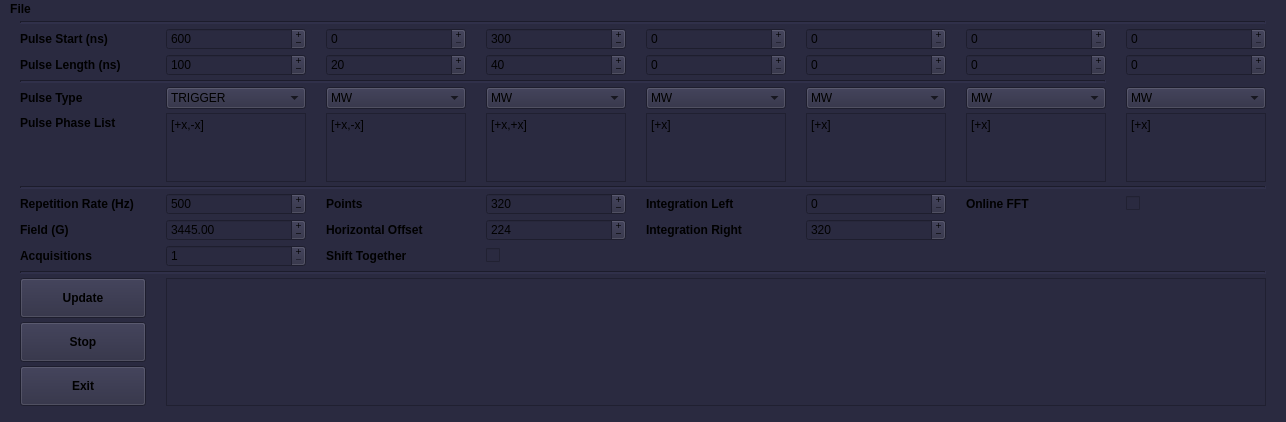
The window that atomize/control_center/gui/phasing_main_window.ui (Anatoly1010/Atomize_NIOCH) describes before a commit, drawn with Qt 5.
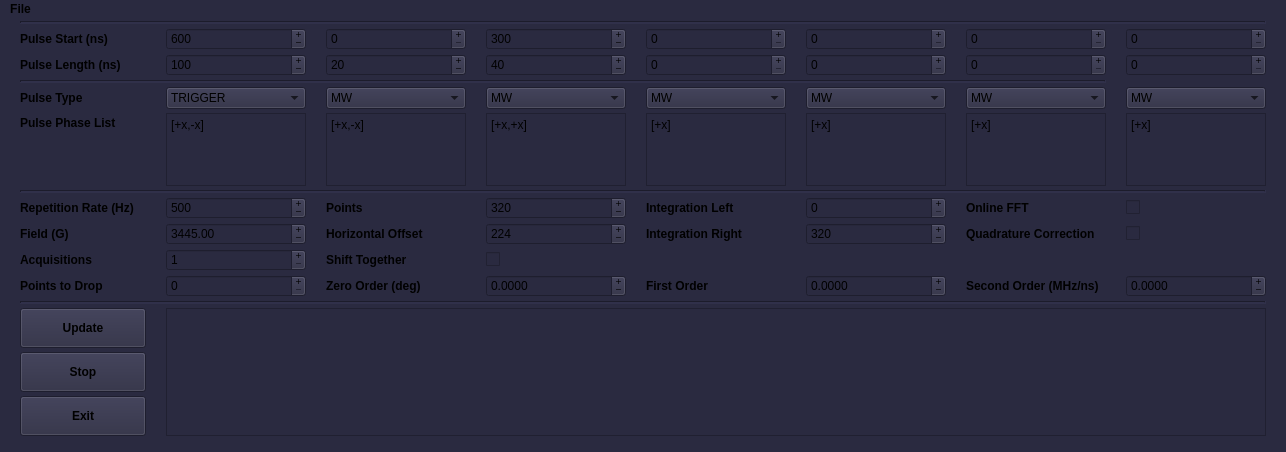
The same window after the commit.

Commit message:
2022-10-17; Several corrections
1) Phase_cor corrected in order to read Echo Detected spectra
2) Phasing; Awg_phasing can show quadrature with phase corrections
3) Experimental scripts improvements
4) Other minor corrections

What changed in the file:
```diff
--- a/atomize/control_center/gui/phasing_main_window.ui
+++ b/atomize/control_center/gui/phasing_main_window.ui
@@ -7,7 +7,7 @@
     <x>0</x>
     <y>0</y>
     <width>1286</width>
-    <height>422</height>
+    <height>452</height>
    </rect>
   </property>
   <property name="sizePolicy">
@@ -19,13 +19,13 @@
   <property name="minimumSize">
    <size>
     <width>1286</width>
-    <height>422</height>
+    <height>452</height>
    </size>
   </property>
   <property name="maximumSize">
    <size>
     <width>1286</width>
-    <height>422</height>
+    <height>452</height>
    </size>
   </property>
   <property name="sizeIncrement">
@@ -56,13 +56,13 @@
    <property name="minimumSize">
     <size>
      <width>1286</width>
-     <height>400</height>
+     <height>430</height>
     </size>
    </property>
    <property name="maximumSize">
     <size>
      <width>1286</width>
-     <height>400</height>
+     <height>430</height>
     </size>
    </property>
    <layout class="QHBoxLayout" name="horizontalLayout">
@@ -70,7 +70,7 @@
      <number>2</number>
     </property>
     <item>
-     <layout class="QGridLayout" name="gridLayout" rowstretch="0,0,0,0,0,0,0,0,0,0,0,0,0,0,0" columnstretch="0,0,0,0,0,0,0,0">
+     <layout class="QGridLayout" name="gridLayout" rowstretch="0,0,0,0,0,0,0,0,0,0,0,0,0,0,0,0" columnstretch="0,0,0,0,0,0,0,0">
       <property name="sizeConstraint">
        <enum>QLayout::SetDefaultConstraint</enum>
       </property>
@@ -92,6 +92,56 @@
       <property name="verticalSpacing">
        <number>4</number>
       </property>
+      <item row="14" column="0">
+       <widget class="QPushButton" name="button_stop">
+        <property name="minimumSize">
+         <size>
+          <width>0</width>
+          <height>40</height>
+         </size>
+        </property>
+        <property name="font">
+         <font>
+          <weight>75</weight>
+          <bold>true</bold>
+         </font>
+        </property>
+        <property name="contextMenuPolicy">
+         <enum>Qt::NoContextMenu</enum>
+        </property>
+        <property name="text">
+         <string>Stop</string>
+        </property>
+       </widget>
+      </item>
+      <item row="5" column="7" rowspan="2">
+       <widget class="QPlainTextEdit" name="Phase_7">
+        <property name="sizePolicy">
+         <sizepolicy hsizetype="Fixed" vsizetype="Fixed">
+          <horstretch>0</horstretch>
+          <verstretch>0</verstretch>
+         </sizepolicy>
+        </property>
+        <property name="maximumSize">
+         <size>
+          <width>140</width>
+          <height>80</height>
+         </size>
+        </property>
+        <property name="contextMenuPolicy">
+         <enum>Qt::NoContextMenu</enum>
+        </property>
+        <property name="verticalScrollBarPolicy">
+         <enum>Qt::ScrollBarAlwaysOff</enum>
+        </property>
+        <property name="horizontalScrollBarPolicy">
+         <enum>Qt::ScrollBarAlwaysOff</enum>
+        </property>
+        <property name="plainText">
+         <string>[+x]</string>
+        </property>
+       </widget>
+      </item>
       <item row="2" column="5">
        <widget class="QSpinBox" name="P5_len">
         <property name="contextMenuPolicy">
@@ -151,7 +201,26 @@
          <bool>false</bool>
         </property>
         <property name="maximum">
-         <number>10000</number>
+         <number>4000000</number>
+        </property>
+        <property name="singleStep">
+         <number>2</number>
+        </property>
+       </widget>
+      </item>
+      <item row="1" column="4">
+       <widget class="QSpinBox" name="P4_st">
+        <property name="contextMenuPolicy">
+         <enum>Qt::NoContextMenu</enum>
+        </property>
+        <property name="buttonSymbols">
+         <enum>QAbstractSpinBox::PlusMinus</enum>
+        </property>
+        <property name="keyboardTracking">
+         <bool>false</bool>
+        </property>
+        <property name="maximum">
+         <number>4000000</number>
         </property>
         <property name="singleStep">
          <number>2</number>
@@ -183,66 +252,6 @@
         </property>
        </widget>
       </item>
-      <item row="1" column="4">
-       <widget class="QSpinBox" name="P4_st">
-        <property name="contextMenuPolicy">
-         <enum>Qt::NoContextMenu</enum>
-        </property>
-        <property name="buttonSymbols">
-         <enum>QAbstractSpinBox::PlusMinus</enum>
-        </property>
-        <property name="keyboardTracking">
-         <bool>false</bool>
-        </property>
-        <property name="maximum">
-         <number>10000</number>
-        </property>
-        <property name="singleStep">
-         <number>2</number>
-        </property>
-       </widget>
-      </item>
-      <item row="2" column="4">
-       <widget class="QSpinBox" name="P4_len">
-        <property name="contextMenuPolicy">
-         <enum>Qt::NoContextMenu</enum>
-        </property>
-        <property name="buttonSymbols">
-         <enum>QAbstractSpinBox::PlusMinus</enum>
-        </property>
-        <property name="keyboardTracking">
-         <bool>false</bool>
-        </property>
-        <property name="maximum">
-         <number>1900</number>
-        </property>
-        <property name="singleStep">
-         <number>2</number>
-        </property>
-       </widget>
-      </item>
-      <item row="2" column="3">
-       <widget class="QSpinBox" name="P3_len">
-        <property name="contextMenuPolicy">
-         <enum>Qt::NoContextMenu</enum>
-        </property>
-        <property name="buttonSymbols">
-         <enum>QAbstractSpinBox::PlusMinus</enum>
-        </property>
-        <property name="keyboardTracking">
-         <bool>false</bool>
-        </property>
-        <property name="maximum">
-         <number>1900</number>
-        </property>
-        <property name="singleStep">
-         <number>2</number>
-        </property>
-        <property name="value">
-         <number>40</number>
-        </property>
-       </widget>
-      </item>
       <item row="6" column="0">
        <spacer name="verticalSpacer">
         <property name="orientation">
@@ -259,37 +268,44 @@
         </property>
        </spacer>
       </item>
-      <item row="5" column="1" rowspan="2">
-       <widget class="QPlainTextEdit" name="Phase_1">
-        <property name="sizePolicy">
-         <sizepolicy hsizetype="Fixed" vsizetype="Fixed">
-          <horstretch>0</horstretch>
-          <verstretch>0</verstretch>
-         </sizepolicy>
+      <item row="2" column="4">
+       <widget class="QSpinBox" name="P4_len">
+        <property name="contextMenuPolicy">
+         <enum>Qt::NoContextMenu</enum>
         </property>
-        <property name="maximumSize">
-         <size>
-          <width>140</width>
-          <height>80</height>
-         </size>
+        <property name="buttonSymbols">
+         <enum>QAbstractSpinBox::PlusMinus</enum>
         </property>
+        <property name="keyboardTracking">
+         <bool>false</bool>
+        </property>
+        <property name="maximum">
+         <number>1900</number>
+        </property>
+        <property name="singleStep">
+         <number>2</number>
+        </property>
+       </widget>
+      </item>
+      <item row="2" column="3">
+       <widget class="QSpinBox" name="P3_len">
         <property name="contextMenuPolicy">
          <enum>Qt::NoContextMenu</enum>
         </property>
-        <property name="verticalScrollBarPolicy">
-         <enum>Qt::ScrollBarAlwaysOff</enum>
+        <property name="buttonSymbols">
+         <enum>QAbstractSpinBox::PlusMinus</enum>
         </property>
-        <property name="horizontalScrollBarPolicy">
-         <enum>Qt::ScrollBarAlwaysOff</enum>
-        </property>
-        <property name="readOnly">
+        <property name="keyboardTracking">
          <bool>false</bool>
         </property>
-        <property name="plainText">
-         <string>[+x,-x]</string>
+        <property name="maximum">
+         <number>1900</number>
         </property>
-        <property name="tabStopWidth">
-         <number>10</number>
+        <property name="singleStep">
+         <number>2</number>
+        </property>
+        <property name="value">
+         <number>40</number>
         </property>
        </widget>
       </item>
@@ -326,6 +342,40 @@
         </property>
        </widget>
       </item>
+      <item row="5" column="1" rowspan="2">
+       <widget class="QPlainTextEdit" name="Phase_1">
+        <property name="sizePolicy">
+         <sizepolicy hsizetype="Fixed" vsizetype="Fixed">
+          <horstretch>0</horstretch>
+          <verstretch>0</verstretch>
+         </sizepolicy>
+        </property>
+        <property name="maximumSize">
+         <size>
+          <width>140</width>
+          <height>80</height>
+         </size>
+        </property>
+        <property name="contextMenuPolicy">
+         <enum>Qt::NoContextMenu</enum>
+        </property>
+        <property name="verticalScrollBarPolicy">
+         <enum>Qt::ScrollBarAlwaysOff</enum>
+        </property>
+        <property name="horizontalScrollBarPolicy">
+         <enum>Qt::ScrollBarAlwaysOff</enum>
+        </property>
+        <property name="readOnly">
+         <bool>false</bool>
+        </property>
+        <property name="plainText">
+         <string>[+x,-x]</string>
+        </property>
+        <property name="tabStopWidth">
+         <number>10</number>
+        </property>
+       </widget>
+      </item>
       <item row="5" column="2" rowspan="2">
        <widget class="QPlainTextEdit" name="Phase_2">
         <property name="sizePolicy">
@@ -354,6 +404,34 @@
         </property>
        </widget>
       </item>
+      <item row="5" column="4" rowspan="2">
+       <widget class="QPlainTextEdit" name="Phase_4">
+        <property name="sizePolicy">
+         <sizepolicy hsizetype="Fixed" vsizetype="Fixed">
+          <horstretch>0</horstretch>
+          <verstretch>0</verstretch>
+         </sizepolicy>
+        </property>
+        <property name="maximumSize">
+         <size>
+          <width>140</width>
+          <height>80</height>
+         </size>
+        </property>
+        <property name="contextMenuPolicy">
+         <enum>Qt::NoContextMenu</enum>
+        </property>
+        <property name="verticalScrollBarPolicy">
+         <enum>Qt::ScrollBarAlwaysOff</enum>
+        </property>
+        <property name="horizontalScrollBarPolicy">
+         <enum>Qt::ScrollBarAlwaysOff</enum>
+        </property>
+        <property name="plainText">
+         <string>[+x]</string>
+        </property>
+       </widget>
+      </item>
       <item row="1" column="3">
        <widget class="QSpinBox" name="P3_st">
         <property name="contextMenuPolicy">
@@ -366,7 +444,7 @@
          <bool>false</bool>
         </property>
         <property name="maximum">
-         <number>10000</number>
+         <number>4000000</number>
         </property>
         <property name="singleStep">
          <number>2</number>
@@ -376,32 +454,32 @@
         </property>
        </widget>
       </item>
-      <item row="5" column="4" rowspan="2">
-       <widget class="QPlainTextEdit" name="Phase_4">
+      <item row="4" column="2">
+       <widget class="QComboBox" name="P2_type">
         <property name="sizePolicy">
-         <sizepolicy hsizetype="Fixed" vsizetype="Fixed">
+         <sizepolicy hsizetype="Minimum" vsizetype="Fixed">
           <horstretch>0</horstretch>
           <verstretch>0</verstretch>
          </sizepolicy>
         </property>
-        <property name="maximumSize">
-         <size>
-          <width>140</width>
-          <height>80</height>
-         </size>
-        </property>
         <property name="contextMenuPolicy">
          <enum>Qt::NoContextMenu</enum>
         </property>
-        <property name="verticalScrollBarPolicy">
-         <enum>Qt::ScrollBarAlwaysOff</enum>
-        </property>
-        <property name="horizontalScrollBarPolicy">
-         <enum>Qt::ScrollBarAlwaysOff</enum>
-        </property>
-        <property name="plainText">
-         <string>[+x]</string>
-        </property>
+        <item>
+         <property name="text">
+          <string>MW</string>
+         </property>
+        </item>
+        <item>
+         <property name="text">
+          <string>LASER</string>
+         </property>
+        </item>
+        <item>
+         <property name="text">
+          <string>TRIGGER</string>
+         </property>
+        </item>
        </widget>
       </item>
       <item row="2" column="1">
@@ -445,34 +523,6 @@
         </property>
        </widget>
       </item>
-      <item row="4" column="2">
-       <widget class="QComboBox" name="P2_type">
-        <property name="sizePolicy">
-         <sizepolicy hsizetype="Minimum" vsizetype="Fixed">
-          <horstretch>0</horstretch>
-          <verstretch>0</verstretch>
-         </sizepolicy>
-        </property>
-        <property name="contextMenuPolicy">
-         <enum>Qt::NoContextMenu</enum>
-        </property>
-        <item>
-         <property name="text">
-          <string>MW</string>
-         </property>
-        </item>
-        <item>
-         <property name="text">
-          <string>LASER</string>
-         </property>
-        </item>
-        <item>
-         <property name="text">
-          <string>TRIGGER</string>
-         </property>
-        </item>
-       </widget>
-      </item>
       <item row="1" column="2">
        <widget class="QSpinBox" name="P2_st">
         <property name="contextMenuPolicy">
@@ -494,49 +544,57 @@
          <number>0</number>
         </property>
         <property name="maximum">
-         <number>10000</number>
+         <number>4000000</number>
         </property>
         <property name="singleStep">
          <number>2</number>
         </property>
        </widget>
       </item>
-      <item row="5" column="7" rowspan="2">
-       <widget class="QPlainTextEdit" name="Phase_7">
-        <property name="sizePolicy">
-         <sizepolicy hsizetype="Fixed" vsizetype="Fixed">
-          <horstretch>0</horstretch>
-          <verstretch>0</verstretch>
-         </sizepolicy>
+      <item row="9" column="4">
+       <widget class="QLabel" name="label_12">
+        <property name="font">
+         <font>
+          <weight>75</weight>
+          <bold>true</bold>
+         </font>
         </property>
-        <property name="maximumSize">
-         <size>
-          <width>140</width>
-          <height>80</height>
-         </size>
+        <property name="contextMenuPolicy">
+         <enum>Qt::NoContextMenu</enum>
         </property>
+        <property name="text">
+         <string>Integration Right</string>
+        </property>
+       </widget>
+      </item>
+      <item row="8" column="5">
+       <widget class="QSpinBox" name="Win_left">
         <property name="contextMenuPolicy">
          <enum>Qt::NoContextMenu</enum>
         </property>
-        <property name="verticalScrollBarPolicy">
-         <enum>Qt::ScrollBarAlwaysOff</enum>
+        <property name="buttonSymbols">
+         <enum>QAbstractSpinBox::PlusMinus</enum>
         </property>
-        <property name="horizontalScrollBarPolicy">
-         <enum>Qt::ScrollBarAlwaysOff</enum>
+        <property name="keyboardTracking">
+         <bool>false</bool>
         </property>
-        <property name="plainText">
-         <string>[+x]</string>
+        <property name="maximum">
+         <number>6400</number>
         </property>
        </widget>
       </item>
-      <item row="13" column="0">
-       <widget class="QPushButton" name="button_stop">
-        <property name="minimumSize">
-         <size>
-          <width>0</width>
-          <height>40</height>
-         </size>
+      <item row="12" column="0" colspan="8">
+       <widget class="Line" name="line_3">
+        <property name="lineWidth">
+         <number>2</number>
         </property>
+        <property name="orientation">
+         <enum>Qt::Horizontal</enum>
+        </property>
+       </widget>
+      </item>
+      <item row="4" column="0">
+       <widget class="QLabel" name="label_3">
         <property name="font">
          <font>
           <weight>75</weight>
@@ -547,7 +605,7 @@
          <enum>Qt::NoContextMenu</enum>
         </property>
         <property name="text">
-         <string>Stop</string>
+         <string>Pulse Type</string>
         </property>
        </widget>
       </item>
@@ -585,24 +643,8 @@
         </property>
        </widget>
       </item>
-      <item row="4" column="0">
-       <widget class="QLabel" name="label_3">
-        <property name="font">
-         <font>
-          <weight>75</weight>
-          <bold>true</bold>
-         </font>
-        </property>
-        <property name="contextMenuPolicy">
-         <enum>Qt::NoContextMenu</enum>
-        </property>
-        <property name="text">
-         <string>Pulse Type</string>
-        </property>
-       </widget>
-      </item>
-      <item row="11" column="0" colspan="8">
-       <widget class="Line" name="line_3">
+      <item row="0" column="0" colspan="8">
+       <widget class="Line" name="line_2">
         <property name="lineWidth">
          <number>2</number>
         </property>
@@ -611,6 +653,21 @@
         </property>
        </widget>
       </item>
+      <item row="4" column="1">
+       <widget class="QComboBox" name="P1_type">
+        <property name="contextMenuPolicy">
+         <enum>Qt::NoContextMenu</enum>
+        </property>
+        <property name="currentIndex">
+         <number>0</number>
+        </property>
+        <item>
+         <property name="text">
+          <string>TRIGGER</string>
+         </property>
+        </item>
+       </widget>
+      </item>
       <item row="5" column="6" rowspan="2">
        <widget class="QPlainTextEdit" name="Phase_6">
         <property name="sizePolicy">
@@ -639,36 +696,6 @@
         </property>
        </widget>
       </item>
-      <item row="4" column="1">
-       <widget class="QComboBox" name="P1_type">
-        <property name="contextMenuPolicy">
-         <enum>Qt::NoContextMenu</enum>
-        </property>
-        <property name="currentIndex">
-         <number>1</number>
-        </property>
-        <item>
-         <property name="text">
-          <string>MW</string>
-         </property>
-        </item>
-        <item>
-         <property name="text">
-          <string>TRIGGER</string>
-         </property>
-        </item>
-       </widget>
-      </item>
-      <item row="0" column="0" colspan="8">
-       <widget class="Line" name="line_2">
-        <property name="lineWidth">
-         <number>2</number>
-        </property>
-        <property name="orientation">
-         <enum>Qt::Horizontal</enum>
-        </property>
-       </widget>
-      </item>
       <item row="9" column="1">
        <widget class="QDoubleSpinBox" name="Field">
         <property name="contextMenuPolicy">
@@ -705,53 +732,15 @@
         <property name="buttonSymbols">
          <enum>QAbstractSpinBox::PlusMinus</enum>
         </property>
-        <property name="maximum">
-         <number>1900</number>
-        </property>
-        <property name="singleStep">
-         <number>2</number>
-        </property>
-       </widget>
-      </item>
-      <item row="1" column="7">
-       <widget class="QSpinBox" name="P7_st">
-        <property name="contextMenuPolicy">
-         <enum>Qt::NoContextMenu</enum>
-        </property>
-        <property name="buttonSymbols">
-         <enum>QAbstractSpinBox::PlusMinus</enum>
-        </property>
-        <property name="maximum">
-         <number>10000</number>
-        </property>
-        <property name="singleStep">
-         <number>2</number>
-        </property>
-       </widget>
-      </item>
-      <item row="2" column="2">
-       <widget class="QSpinBox" name="P2_len">
-        <property name="contextMenuPolicy">
-         <enum>Qt::NoContextMenu</enum>
-        </property>
-        <property name="buttonSymbols">
-         <enum>QAbstractSpinBox::PlusMinus</enum>
-        </property>
         <property name="keyboardTracking">
          <bool>false</bool>
         </property>
-        <property name="minimum">
-         <number>0</number>
-        </property>
         <property name="maximum">
          <number>1900</number>
         </property>
         <property name="singleStep">
          <number>2</number>
         </property>
-        <property name="value">
-         <number>20</number>
-        </property>
        </widget>
       </item>
       <item row="1" column="0">
@@ -771,6 +760,50 @@
         </property>
        </widget>
       </item>
+      <item row="2" column="2">
+       <widget class="QSpinBox" name="P2_len">
+        <property name="contextMenuPolicy">
+         <enum>Qt::NoContextMenu</enum>
+        </property>
+        <property name="buttonSymbols">
+         <enum>QAbstractSpinBox::PlusMinus</enum>
+        </property>
+        <property name="keyboardTracking">
+         <bool>false</bool>
+        </property>
+        <property name="minimum">
+         <number>0</number>
+        </property>
+        <property name="maximum">
+         <number>1900</number>
+        </property>
+        <property name="singleStep">
+         <number>2</number>
+        </property>
+        <property name="value">
+         <number>20</number>
+        </property>
+       </widget>
+      </item>
+      <item row="1" column="7">
+       <widget class="QSpinBox" name="P7_st">
+        <property name="contextMenuPolicy">
+         <enum>Qt::NoContextMenu</enum>
+        </property>
+        <property name="buttonSymbols">
+         <enum>QAbstractSpinBox::PlusMinus</enum>
+        </property>
+        <property name="keyboardTracking">
+         <bool>false</bool>
+        </property>
+        <property name="maximum">
+         <number>4000000</number>
+        </property>
+        <property name="singleStep">
+         <number>2</number>
+        </property>
+       </widget>
+      </item>
       <item row="1" column="5">
        <widget class="QSpinBox" name="P5_st">
         <property name="contextMenuPolicy">
@@ -783,7 +816,7 @@
          <bool>false</bool>
         </property>
         <property name="maximum">
-         <number>10000</number>
+         <number>4000000</number>
         </property>
         <property name="singleStep">
          <number>2</number>
@@ -819,7 +852,7 @@
          <bool>false</bool>
         </property>
         <property name="maximum">
-         <number>50000</number>
+         <number>4000000</number>
         </property>
         <property name="singleStep">
          <number>2</number>
@@ -848,25 +881,6 @@
         </property>
        </widget>
       </item>
-      <item row="12" column="1" rowspan="3" colspan="7">
-       <widget class="QPlainTextEdit" name="errors">
-        <property name="font">
-         <font>
-          <weight>50</weight>
-          <bold>false</bold>
-         </font>
-        </property>
-        <property name="contextMenuPolicy">
-         <enum>Qt::NoContextMenu</enum>
-        </property>
-        <property name="readOnly">
-         <bool>true</bool>
-        </property>
-        <property name="textInteractionFlags">
-         <set>Qt::NoTextInteraction</set>
-        </property>
-       </widget>
-      </item>
       <item row="5" column="0">
        <widget class="QLabel" name="label_6">
         <property name="font">
@@ -913,6 +927,25 @@
         </item>
        </widget>
       </item>
+      <item row="13" column="1" rowspan="3" colspan="7">
+       <widget class="QPlainTextEdit" name="errors">
+        <property name="font">
+         <font>
+          <weight>50</weight>
+          <bold>false</bold>
+         </font>
+        </property>
+        <property name="contextMenuPolicy">
+         <enum>Qt::NoContextMenu</enum>
+        </property>
+        <property name="readOnly">
+         <bool>true</bool>
+        </property>
+        <property name="textInteractionFlags">
+         <set>Qt::NoTextInteraction</set>
+        </property>
+       </widget>
+      </item>
       <item row="4" column="7">
        <widget class="QComboBox" name="P7_type">
         <property name="contextMenuPolicy">
@@ -930,17 +963,7 @@
         </item>
        </widget>
       </item>
-      <item row="7" column="0" colspan="8">
-       <widget class="Line" name="line_4">
-        <property name="lineWidth">
-         <number>2</number>
-        </property>
-        <property name="orientation">
-         <enum>Qt::Horizontal</enum>
-        </property>
-       </widget>
-      </item>
-      <item row="12" column="0">
+      <item row="13" column="0">
        <widget class="QPushButton" name="button_update">
         <property name="minimumSize">
          <size>
@@ -962,42 +985,13 @@
         </property>
        </widget>
       </item>
-      <item row="4" column="4">
-       <widget class="QComboBox" name="P4_type">
-        <property name="contextMenuPolicy">
-         <enum>Qt::NoContextMenu</enum>
+      <item row="7" column="0" colspan="8">
+       <widget class="Line" name="line_4">
+        <property name="lineWidth">
+         <number>2</number>
         </property>
-        <item>
-         <property name="text">
-          <string>MW</string>
-         </property>
-        </item>
-        <item>
-         <property name="text">
-          <string>TRIGGER</string>
-         </property>
-        </item>
-       </widget>
-      </item>
-      <item row="14" column="0">
-       <widget class="QPushButton" name="button_off">
-        <property name="minimumSize">
-         <size>
-          <width>0</width>
-          <height>40</height>
-         </size>
-        </property>
-        <property name="font">
-         <font>
-          <weight>75</weight>
-          <bold>true</bold>
-         </font>
-        </property>
-        <property name="contextMenuPolicy">
-         <enum>Qt::NoContextMenu</enum>
-        </property>
-        <property name="text">
-         <string>Exit</string>
+        <property name="orientation">
+         <enum>Qt::Horizontal</enum>
         </property>
        </widget>
       </item>
@@ -1033,6 +1027,61 @@
         </property>
        </widget>
       </item>
+      <item row="4" column="4">
+       <widget class="QComboBox" name="P4_type">
+        <property name="contextMenuPolicy">
+         <enum>Qt::NoContextMenu</enum>
+        </property>
+        <item>
+         <property name="text">
+          <string>MW</string>
+         </property>
+        </item>
+        <item>
+         <property name="text">
+          <string>TRIGGER</string>
+         </property>
+        </item>
+       </widget>
+      </item>
+      <item row="15" column="0">
+       <widget class="QPushButton" name="button_off">
+        <property name="minimumSize">
+         <size>
+          <width>0</width>
+          <height>40</height>
+         </size>
+        </property>
+        <property name="font">
+         <font>
+          <weight>75</weight>
+          <bold>true</bold>
+         </font>
+        </property>
+        <property name="contextMenuPolicy">
+         <enum>Qt::NoContextMenu</enum>
+        </property>
+        <property name="text">
+         <string>Exit</string>
+        </property>
+       </widget>
+      </item>
+      <item row="9" column="2">
+       <widget class="QLabel" name="label_9">
+        <property name="font">
+         <font>
+          <weight>75</weight>
+          <bold>true</bold>
+         </font>
+        </property>
+        <property name="contextMenuPolicy">
+         <enum>Qt::NoContextMenu</enum>
+        </property>
+        <property name="text">
+         <string>Horizontal Offset</string>
+        </property>
+       </widget>
+      </item>
       <item row="10" column="1">
        <widget class="QSpinBox" name="Acq_number">
         <property name="contextMenuPolicy">
@@ -1068,47 +1117,6 @@
         </property>
        </widget>
       </item>
-      <item row="9" column="2">
-       <widget class="QLabel" name="label_9">
-        <property name="font">
-         <font>
-          <weight>75</weight>
-          <bold>true</bold>
-         </font>
-        </property>
-        <property name="contextMenuPolicy">
-         <enum>Qt::NoContextMenu</enum>
-        </property>
-        <property name="text">
-         <string>Horizontal Offset</string>
-        </property>
-       </widget>
-      </item>
-      <item row="8" column="3">
-       <widget class="QSpinBox" name="Timescale">
-        <property name="contextMenuPolicy">
-         <enum>Qt::NoContextMenu</enum>
-        </property>
-        <property name="buttonSymbols">
-         <enum>QAbstractSpinBox::PlusMinus</enum>
-        </property>
-        <property name="keyboardTracking">
-         <bool>false</bool>
-        </property>
-        <property name="minimum">
-         <number>32</number>
-        </property>
-        <property name="maximum">
-         <number>10000</number>
-        </property>
-        <property name="singleStep">
-         <number>16</number>
-        </property>
-        <property name="value">
-         <number>320</number>
-        </property>
-       </widget>
-      </item>
       <item row="9" column="3">
        <widget class="QSpinBox" name="Hor_offset">
         <property name="contextMenuPolicy">
@@ -1134,6 +1142,47 @@
         </property>
        </widget>
       </item>
+      <item row="8" column="3">
+       <widget class="QSpinBox" name="Timescale">
+        <property name="contextMenuPolicy">
+         <enum>Qt::NoContextMenu</enum>
+        </property>
+        <property name="buttonSymbols">
+         <enum>QAbstractSpinBox::PlusMinus</enum>
+        </property>
+        <property name="keyboardTracking">
+         <bool>false</bool>
+        </property>
+        <property name="minimum">
+         <number>32</number>
+        </property>
+        <property name="maximum">
+         <number>10000</number>
+        </property>
+        <property name="singleStep">
+         <number>16</number>
+        </property>
+        <property name="value">
+         <number>320</number>
+        </property>
+       </widget>
+      </item>
+      <item row="8" column="4">
+       <widget class="QLabel" name="label_11">
+        <property name="font">
+         <font>
+          <weight>75</weight>
+          <bold>true</bold>
+         </font>
+        </property>
+        <property name="contextMenuPolicy">
+         <enum>Qt::NoContextMenu</enum>
+        </property>
+        <property name="text">
+         <string>Integration Left</string>
+        </property>
+       </widget>
+      </item>
       <item row="10" column="3">
        <widget class="QCheckBox" name="shift_box">
         <property name="contextMenuPolicy">
@@ -1160,8 +1209,8 @@
         </property>
        </widget>
       </item>
-      <item row="8" column="4">
-       <widget class="QLabel" name="label_11">
+      <item row="8" column="6">
+       <widget class="QLabel" name="label_13">
         <property name="font">
          <font>
           <weight>75</weight>
@@ -1172,39 +1221,7 @@
          <enum>Qt::NoContextMenu</enum>
         </property>
         <property name="text">
-         <string>Integration Left</string>
-        </property>
-       </widget>
-      </item>
-      <item row="9" column="4">
-       <widget class="QLabel" name="label_12">
-        <property name="font">
-         <font>
-          <weight>75</weight>
-          <bold>true</bold>
-         </font>
-        </property>
-        <property name="contextMenuPolicy">
-         <enum>Qt::NoContextMenu</enum>
-        </property>
-        <property name="text">
-         <string>Integration Right</string>
-        </property>
-       </widget>
-      </item>
-      <item row="8" column="5">
-       <widget class="QSpinBox" name="Win_left">
-        <property name="contextMenuPolicy">
-         <enum>Qt::NoContextMenu</enum>
-        </property>
-        <property name="buttonSymbols">
-         <enum>QAbstractSpinBox::PlusMinus</enum>
-        </property>
-        <property name="keyboardTracking">
-         <bool>false</bool>
-        </property>
-        <property name="maximum">
-         <number>6400</number>
+         <string>Online FFT</string>
         </property>
        </widget>
       </item>
@@ -1237,19 +1254,154 @@
         </property>
        </widget>
       </item>
-      <item row="8" column="6">
-       <widget class="QLabel" name="label_13">
+      <item row="11" column="0">
+       <widget class="QLabel" name="label_14">
         <property name="font">
          <font>
           <weight>75</weight>
           <bold>true</bold>
          </font>
         </property>
-        <property name="contextMenuPolicy">
-         <enum>Qt::NoContextMenu</enum>
+        <property name="text">
+         <string>Points to Drop</string>
         </property>
+       </widget>
+      </item>
+      <item row="11" column="2">
+       <widget class="QLabel" name="label_15">
+        <property name="font">
+         <font>
+          <weight>75</weight>
+          <bold>true</bold>
+         </font>
+        </property>
         <property name="text">
-         <string>Online FFT</string>
+         <string>Zero Order (deg)</string>
+        </property>
+       </widget>
+      </item>
+      <item row="11" column="4">
+       <widget class="QLabel" name="label_16">
+        <property name="font">
+         <font>
+          <weight>75</weight>
+          <bold>true</bold>
+         </font>
+        </property>
+        <property name="text">
+         <string>First Order</string>
+        </property>
+       </widget>
+      </item>
+      <item row="11" column="6">
+       <widget class="QLabel" name="label_17">
+        <property name="font">
+         <font>
+          <weight>75</weight>
+          <bold>true</bold>
+         </font>
+        </property>
+        <property name="text">
+         <string>Second Order (MHz/ns)</string>
+        </property>
+       </widget>
+      </item>
+      <item row="9" column="6">
+       <widget class="QLabel" name="label_18">
+        <property name="font">
+         <font>
+          <weight>75</weight>
+          <bold>true</bold>
+         </font>
+        </property>
+        <property name="text">
+         <string>Quadrature Correction</string>
+        </property>
+       </widget>
+      </item>
+      <item row="9" column="7">
+       <widget class="QCheckBox" name="Quad_cor">
+        <property name="text">
+         <string/>
+        </property>
+       </widget>
+      </item>
+      <item row="11" column="1">
+       <widget class="QSpinBox" name="P_to_drop">
+        <property name="buttonSymbols">
+         <enum>QAbstractSpinBox::PlusMinus</enum>
+        </property>
+        <property name="keyboardTracking">
+         <bool>false</bool>
+        </property>
+        <property name="maximum">
+         <number>10000</number>
+        </property>
+       </widget>
+      </item>
+      <item row="11" column="3">
+       <widget class="QDoubleSpinBox" name="Zero_order">
+        <property name="buttonSymbols">
+         <enum>QAbstractSpinBox::PlusMinus</enum>
+        </property>
+        <property name="keyboardTracking">
+         <bool>false</bool>
+        </property>
+        <property name="decimals">
+         <number>4</number>
+        </property>
+        <property name="minimum">
+         <double>-0.100000000000000</double>
+        </property>
+        <property name="maximum">
+         <double>360.100000000000023</double>
+        </property>
+        <property name="singleStep">
+         <double>0.100000000000000</double>
+        </property>
+       </widget>
+      </item>
+      <item row="11" column="5">
+       <widget class="QDoubleSpinBox" name="First_order">
+        <property name="buttonSymbols">
+         <enum>QAbstractSpinBox::PlusMinus</enum>
+        </property>
+        <property name="keyboardTracking">
+         <bool>false</bool>
+        </property>
+        <property name="decimals">
+         <number>4</number>
+        </property>
+        <property name="minimum">
+         <double>-10.000000000000000</double>
+        </property>
+        <property name="maximum">
+         <double>10.000000000000000</double>
+        </property>
+        <property name="singleStep">
+         <double>0.001000000000000</double>
+        </property>
+       </widget>
+      </item>
+      <item row="11" column="7">
+       <widget class="QDoubleSpinBox" name="Second_order">
+        <property name="buttonSymbols">
+         <enum>QAbstractSpinBox::PlusMinus</enum>
+        </property>
+        <property name="keyboardTracking">
+         <bool>false</bool>
+        </property>
+        <property name="decimals">
+         <number>4</number>
+        </property>
+        <property name="minimum">
+         <double>-100.000000000000000</double>
+        </property>
+        <property name="maximum">
+         <double>100.000000000000000</double>
+        </property>
+        <property name="singleStep">
+         <double>0.001000000000000</double>
         </property>
        </widget>
       </item>
```
The commit also changes 23 other files.
